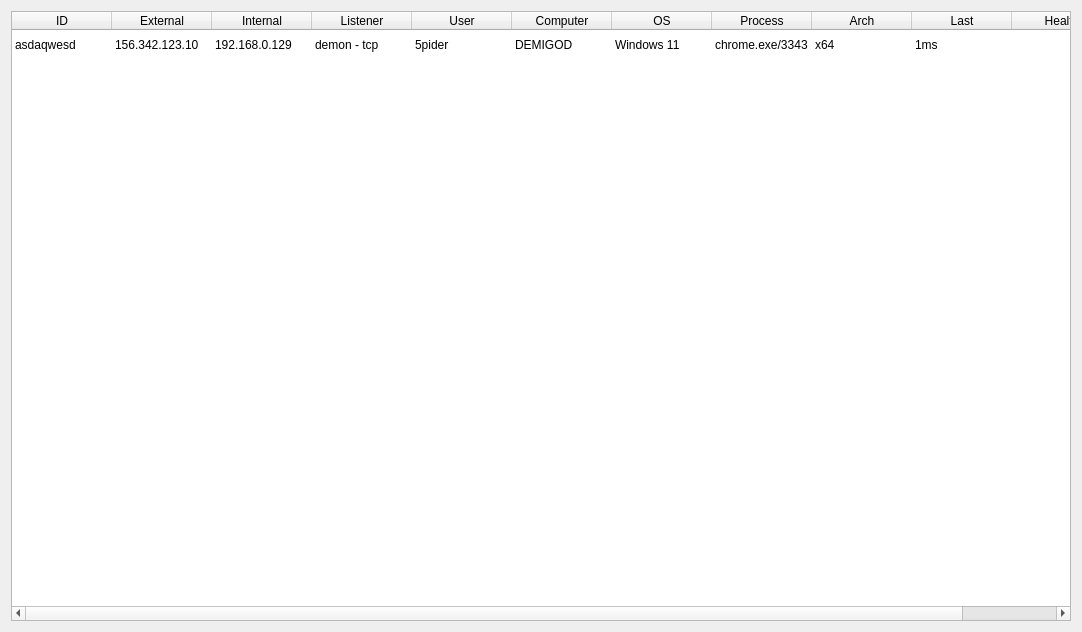
First picture: the form in client/Data/UIs/SessionTable.ui, repository dmcxblue/Havoc, before the edit.
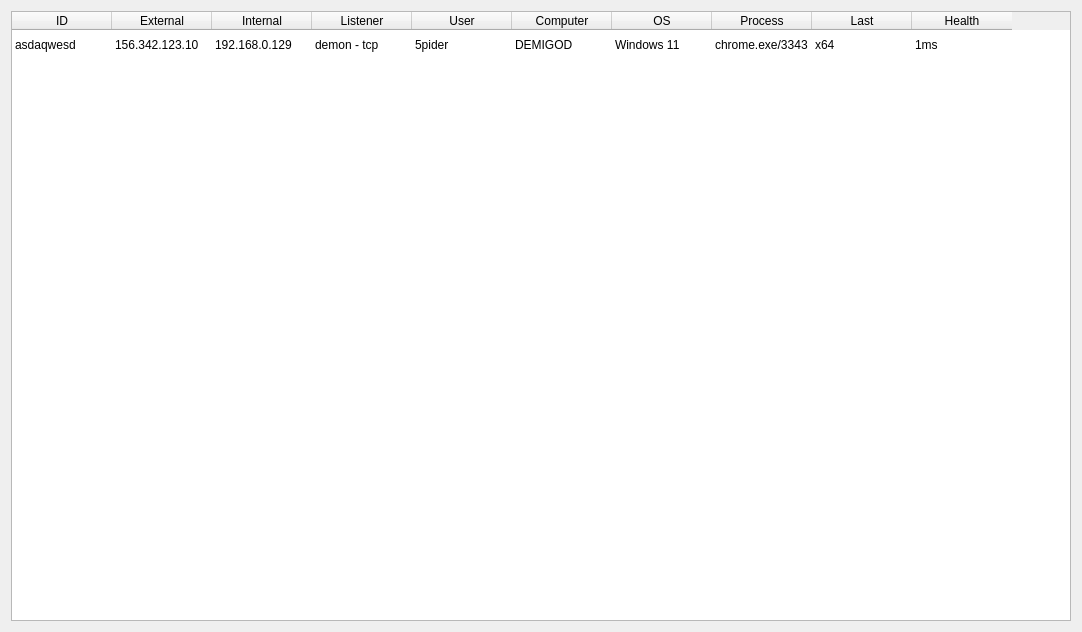
Second picture: the form after the edit.

Diff of the .ui file:
```diff
--- a/client/Data/UIs/SessionTable.ui
+++ b/client/Data/UIs/SessionTable.ui
@@ -85,11 +85,6 @@
        <string>Process</string>
       </property>
      </column>
-     <column>
-      <property name="text">
-       <string>Arch</string>
-      </property>
-     </column>
      <column>
       <property name="text">
        <string>Last</string>
```
